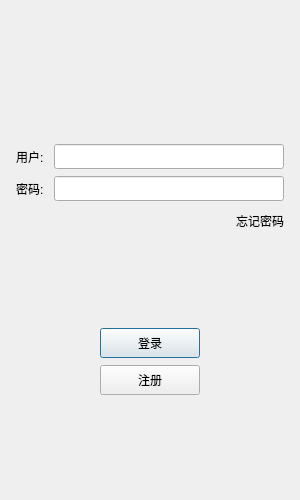
Old version of the form logindialog.ui in the repository chenjiabo5197/chat-qt.
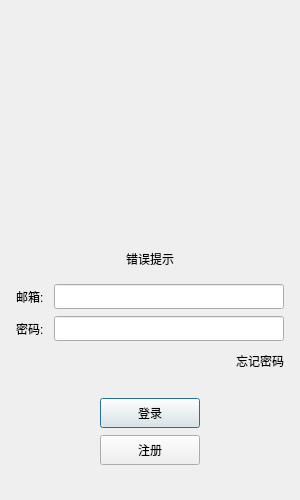
New version of the form. Icons and pictures are not drawn. Custom widgets are drawn as their Qt base class.

```diff
--- a/logindialog.ui
+++ b/logindialog.ui
@@ -44,10 +44,22 @@
       <number>5</number>
      </property>
      <item>
-      <widget class="QWidget" name="widget" native="true">
+      <widget class="QWidget" name="head_widget" native="true">
        <layout class="QGridLayout" name="gridLayout">
         <item row="0" column="0">
-         <widget class="QLabel" name="label">
+         <widget class="QLabel" name="head_label">
+          <property name="minimumSize">
+           <size>
+            <width>200</width>
+            <height>200</height>
+           </size>
+          </property>
+          <property name="maximumSize">
+           <size>
+            <width>200</width>
+            <height>200</height>
+           </size>
+          </property>
           <property name="text">
            <string/>
           </property>
@@ -63,17 +75,20 @@
       </widget>
      </item>
      <item>
-      <spacer name="verticalSpacer">
-       <property name="orientation">
-        <enum>Qt::Vertical</enum>
-       </property>
-       <property name="sizeHint" stdset="0">
-        <size>
-         <width>20</width>
-         <height>40</height>
-        </size>
-       </property>
-      </spacer>
+      <widget class="QWidget" name="widget" native="true">
+       <layout class="QHBoxLayout" name="horizontalLayout_6">
+        <item>
+         <widget class="QLabel" name="err_tip">
+          <property name="text">
+           <string>错误提示</string>
+          </property>
+          <property name="alignment">
+           <set>Qt::AlignCenter</set>
+          </property>
+         </widget>
+        </item>
+       </layout>
+      </widget>
      </item>
      <item>
       <layout class="QHBoxLayout" name="horizontalLayout">
@@ -92,7 +107,7 @@
           </size>
          </property>
          <property name="text">
-          <string>用户: </string>
+          <string>邮箱: </string>
          </property>
         </widget>
        </item>
@@ -289,7 +304,7 @@
       </layout>
      </item>
      <item>
-      <spacer name="verticalSpacer_3">
+      <spacer name="verticalSpacer">
        <property name="orientation">
         <enum>Qt::Vertical</enum>
        </property>
```
Left out of the diff: 11 changed lines with no effect on the pictures.
